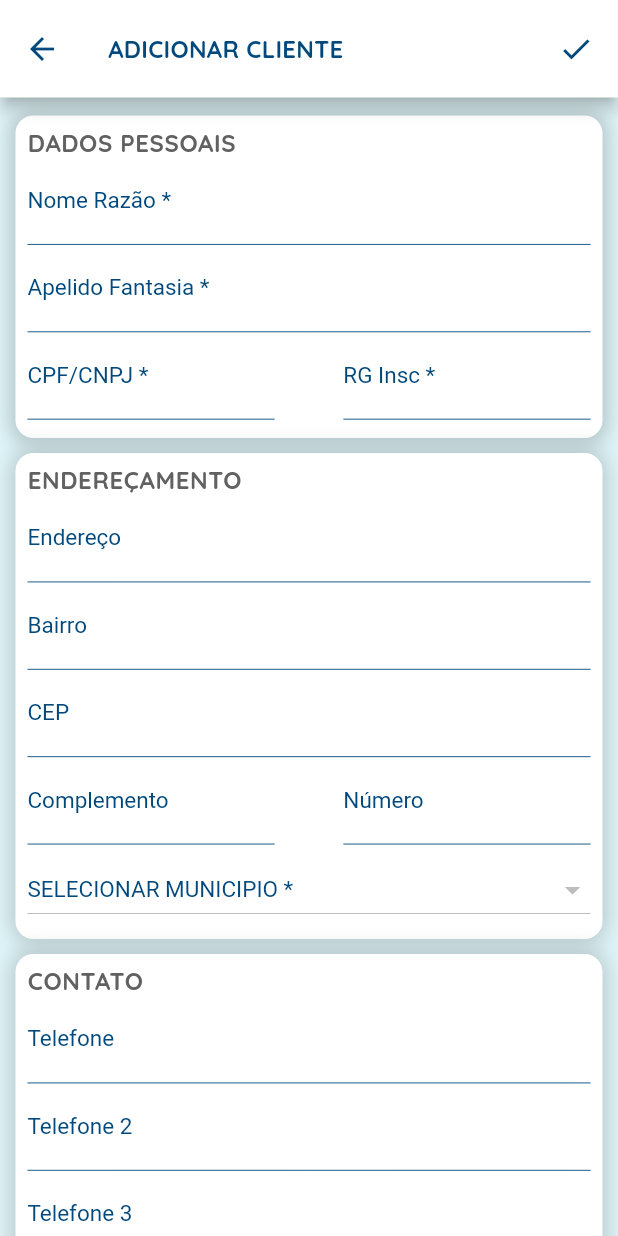
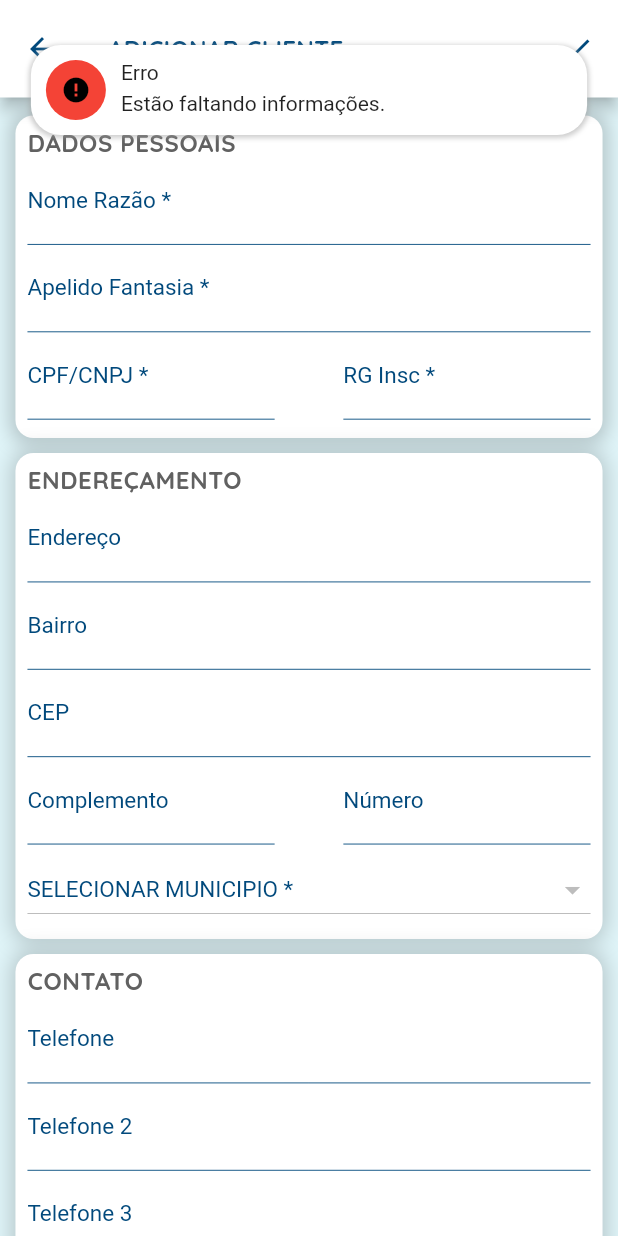
Before and after one commit to ArthurErn/forcavendas, a Flutter app: the CostumerAdd screen opened directly, after a tap on the "check" icon, on a phone screen of 412 x 824 dp. Run offline on Flutter 3.47's test engine with Material 2 defaults, Android fonts, the phone set to English and light mode, and no system bars; our stand-ins replace cherry_toast, font_awesome_flutter, geolocator, google_fonts, shared_preferences, sqflite; accounts and stored records are empty.

Commit message:
client add error message

```diff
--- a/lib/modules/ui/mobile/costumer_list/costumer_add.dart
+++ b/lib/modules/ui/mobile/costumer_list/costumer_add.dart
@@ -3,6 +3,7 @@ import 'package:flutter/material.dart';
 import 'package:forca_vendas/modules/domain/usecases/get_customer_type_id.dart';
 import 'package:forca_vendas/modules/domain/usecases/get_id_status.dart';
 import 'package:forca_vendas/modules/domain/usecases/get_municipality_id.dart';
+import 'package:forca_vendas/modules/domain/usecases/notify.dart';
 import 'package:forca_vendas/modules/external/database/database_connection.dart';
 import 'package:forca_vendas/modules/infra/usecases/database/store/post_costumer_db.dart';
 import 'package:google_fonts/google_fonts.dart';
@@ -85,7 +86,7 @@ class _CostumerAddState extends State<CostumerAdd> {
           emailRController.text,
           context);
     } else {
-
+      Notify().pop(context, "Estão faltando informações.", Icons.error, Colors.red, "Erro");
     }
   }
 
--- a/lib/modules/ui/mobile/schedule/schedule_page.dart
+++ b/lib/modules/ui/mobile/schedule/schedule_page.dart
@@ -111,7 +111,7 @@ class _SchedulePageState extends State<SchedulePage> {
                   : loading == false
                       ? Center(
                           child: Text(
-                            'Não foi possível encontrar nenhuma informação',
+                            'Não foi possível encontrar nenhuma informação.',
                             style: GoogleFonts.quicksand(
                                 fontSize: 15, color: const Color(0xff01497c)),
                           ),
```
